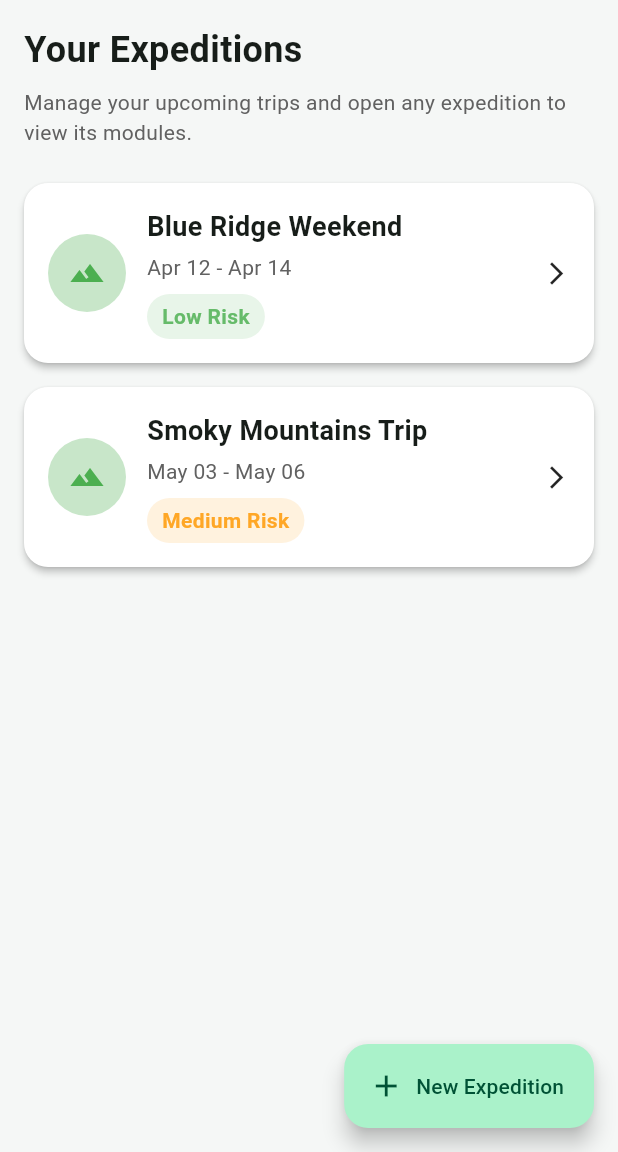
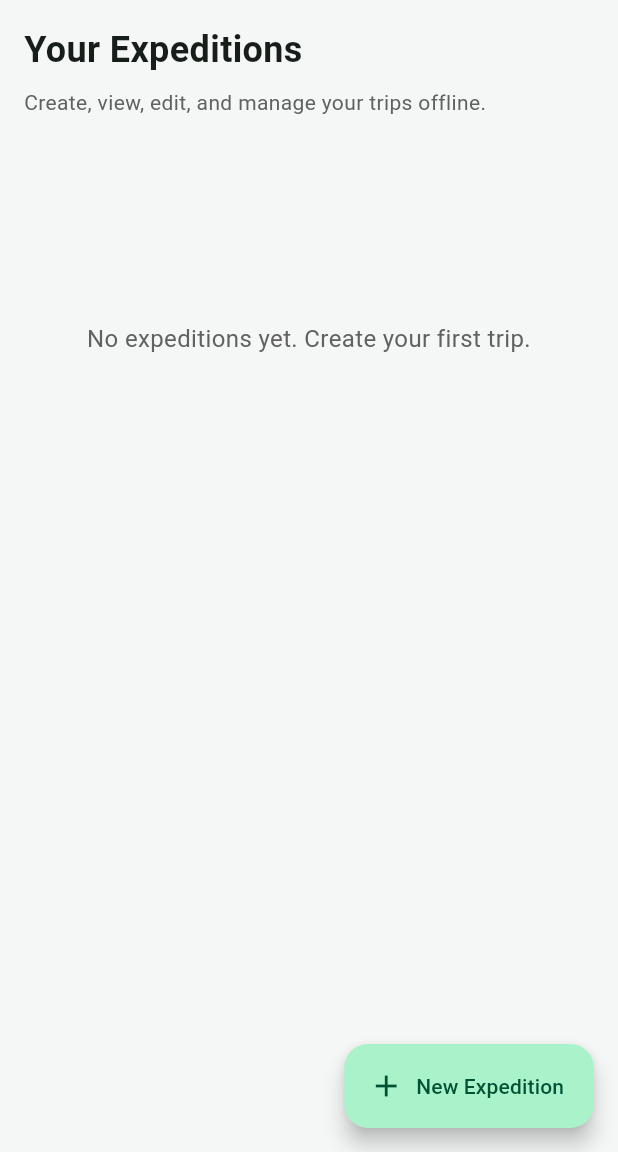
Before and after one commit to raifnjie/Expedition_planner_Team_U7, a Flutter app: the screen it shows after launch, on a phone screen of 412 x 824 dp, the part 84-1236 px from its top. Run offline on Flutter 3.47's test engine with Material 3 defaults, Android fonts, the light colour scheme and no system bars; our stand-ins replace sqflite; accounts and stored records are empty.

Commit message:
connect dashboard to sqlite expedition data

```diff
--- a/lib/screens/dashboard_screen.dart
+++ b/lib/screens/dashboard_screen.dart
@@ -1,24 +1,62 @@
 import 'package:flutter/material.dart';
+import '../models/expedition.dart';
+import '../services/database_helper.dart';
 import '../widgets/expedition_card.dart';
 
-class DashboardScreen extends StatelessWidget {
+class DashboardScreen extends StatefulWidget {
   const DashboardScreen({super.key});
 
   @override
+  State<DashboardScreen> createState() => _DashboardScreenState();
+}
+
+class _DashboardScreenState extends State<DashboardScreen> {
+  List<Expedition> expeditions = [];
+  bool isLoading = true;
+
+  @override
+  void initState() {
+    super.initState();
+    loadExpeditions();
+  }
+
+  Future<void> loadExpeditions() async {
+    setState(() {
+      isLoading = true;
+    });
+
+    final data = await DatabaseHelper.instance.getAllExpeditions();
+
+    if (!mounted) return;
+
+    setState(() {
+      expeditions = data;
+      isLoading = false;
+    });
+  }
+
+  Future<void> openFormScreen({Expedition? expedition}) async {
+    await Navigator.pushNamed(
+      context,
+      '/expedition-form',
+      arguments: expedition,
+    );
+
+    loadExpeditions();
+  }
+
+  Future<void> openDetailsScreen(Expedition expedition) async {
+    await Navigator.pushNamed(
+      context,
+      '/expedition-details',
+      arguments: expedition,
+    );
+
+    loadExpeditions();
+  }
+
+  @override
   Widget build(BuildContext context) {
-    final expeditions = [
-      {
-        'title': 'Blue Ridge Weekend',
-        'dates': 'Apr 12 - Apr 14',
-        'risk': 'Low',
-      },
-      {
-        'title': 'Smoky Mountains Trip',
-        'dates': 'May 03 - May 06',
-        'risk': 'Medium',
-      },
-    ];
-
     return Scaffold(
       appBar: AppBar(
         title: const Text('Expedition Planner'),
@@ -29,7 +67,9 @@ class DashboardScreen extends StatelessWidget {
           ),
         ],
       ),
-      body: Padding(
+      body: RefreshIndicator(
+        onRefresh: loadExpeditions,
+        child: Padding(
           padding: const EdgeInsets.all(16),
           child: Column(
             crossAxisAlignment: CrossAxisAlignment.start,
@@ -43,33 +83,39 @@ class DashboardScreen extends StatelessWidget {
               ),
               const SizedBox(height: 8),
               Text(
-              'Manage your upcoming trips and open any expedition to view its modules.',
+                'Create, view, edit, and manage your trips offline.',
                 style: TextStyle(color: Colors.grey.shade700),
               ),
               const SizedBox(height: 16),
               Expanded(
-              child: expeditions.isEmpty
-                  ? Center(
+                child: isLoading
+                    ? const Center(child: CircularProgressIndicator())
+                    : expeditions.isEmpty
+                        ? ListView(
+                            children: [
+                              const SizedBox(height: 120),
+                              Center(
                                 child: Text(
                                   'No expeditions yet. Create your first trip.',
-                        style: TextStyle(color: Colors.grey.shade700),
+                                  style: TextStyle(
+                                    color: Colors.grey.shade700,
+                                    fontSize: 16,
                                   ),
+                                  textAlign: TextAlign.center,
+                                ),
+                              ),
+                            ],
                           )
                         : ListView.builder(
                             itemCount: expeditions.length,
                             itemBuilder: (context, index) {
                               final expedition = expeditions[index];
                               return ExpeditionCard(
-                          title: expedition['title']!,
-                          dates: expedition['dates']!,
-                          riskLevel: expedition['risk']!,
-                          onTap: () {
-                            Navigator.pushNamed(
-                              context,
-                              '/expedition-details',
-                              arguments: expedition,
-                            );
-                          },
+                                title: expedition.name,
+                                dates:
+                                    '${expedition.startDate} - ${expedition.endDate}',
+                                riskLevel: expedition.riskLevel,
+                                onTap: () => openDetailsScreen(expedition),
                               );
                             },
                           ),
@@ -77,8 +123,9 @@ class DashboardScreen extends StatelessWidget {
             ],
           ),
         ),
+      ),
       floatingActionButton: FloatingActionButton.extended(
-        onPressed: () => Navigator.pushNamed(context, '/expedition-form'),
+        onPressed: () => openFormScreen(),
         icon: const Icon(Icons.add),
         label: const Text('New Expedition'),
       ),
--- a/lib/widgets/expedition_card.dart
+++ b/lib/widgets/expedition_card.dart
@@ -27,6 +27,8 @@ class ExpeditionCard extends StatelessWidget {
 
   @override
   Widget build(BuildContext context) {
+    final riskColor = _riskColor(riskLevel);
+
     return Card(
       child: InkWell(
         borderRadius: BorderRadius.circular(16),
@@ -64,13 +66,13 @@ class ExpeditionCard extends StatelessWidget {
                         vertical: 5,
                       ),
                       decoration: BoxDecoration(
-                        color: _riskColor(riskLevel).withValues(alpha: 0.15),
+                        color: riskColor.withAlpha(35),
                         borderRadius: BorderRadius.circular(20),
                       ),
                       child: Text(
                         '$riskLevel Risk',
                         style: TextStyle(
-                          color: _riskColor(riskLevel),
+                          color: riskColor,
                           fontWeight: FontWeight.w600,
                         ),
                       ),
```
Lines whose indentation alone changed are shown as unchanged.
